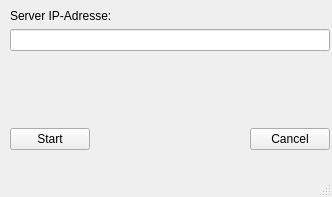
First picture: the form in Gui/listwindow.ui, repository Purple-Jesus/Field, before the edit.
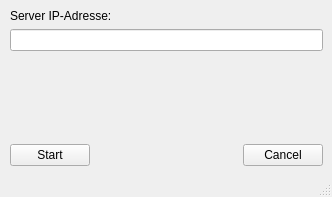
Second picture: the form after the edit. Icons and pictures are not drawn.

Commit message: deleted:    Gui/fieldtable.cpp 	deleted:    Gui/fieldtable.h 	modified:   Gui/listwindow.ui 	modified:   Gui/playwindow.cpp 	modified:   Gui/setwindow.cpp 	modified:   Gui/setwindow.h 	modified:   Gui/setwindow.ui 	deleted:    Gui/squareg.cpp 	deleted:    Gui/squareg.h 	modified:   Gui/startwindow.cpp 	modified:   Gui/startwindow.ui 	modified:   Ship_Happens.pro

Patch:
```diff
--- a/Gui/listwindow.ui
+++ b/Gui/listwindow.ui
@@ -36,15 +36,8 @@
      <verstretch>0</verstretch>
     </sizepolicy>
    </property>
-   <widget class="QWidget" name="verticalLayoutWidget">
-    <property name="geometry">
-     <rect>
-      <x>9</x>
-      <y>9</y>
-      <width>321</width>
-      <height>141</height>
-     </rect>
-    </property>
+   <layout class="QVBoxLayout" name="verticalLayout_2">
+    <item>
     <layout class="QVBoxLayout" name="verticalLayout">
      <property name="sizeConstraint">
       <enum>QLayout::SetMinAndMaxSize</enum>
@@ -107,7 +100,8 @@
       </layout>
      </item>
     </layout>
-   </widget>
+    </item>
+   </layout>
   </widget>
   <widget class="QMenuBar" name="menubar">
    <property name="geometry">
```
Lines whose indentation alone changed are shown as unchanged. The commit also changes 14 other files.
